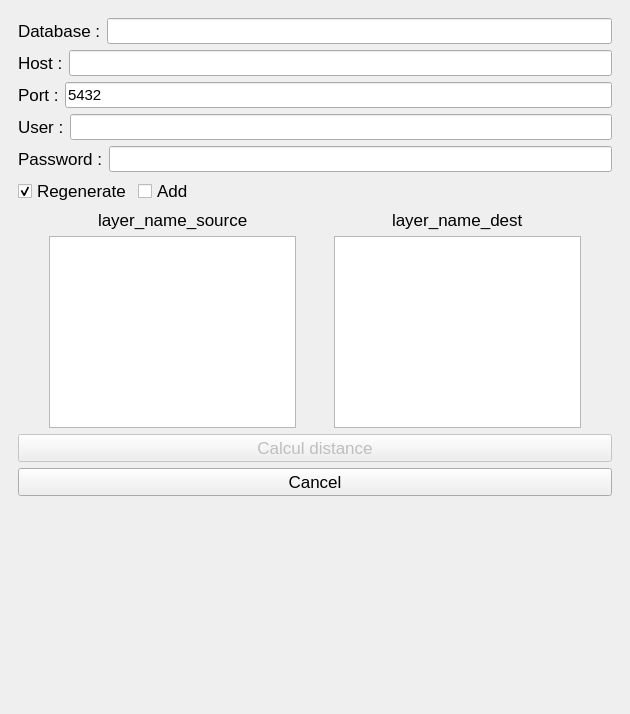
First picture: the form in diagwayprojection/DiagwayProjection_dockwidget_base.ui, repository StundFR/diagway, before the edit.
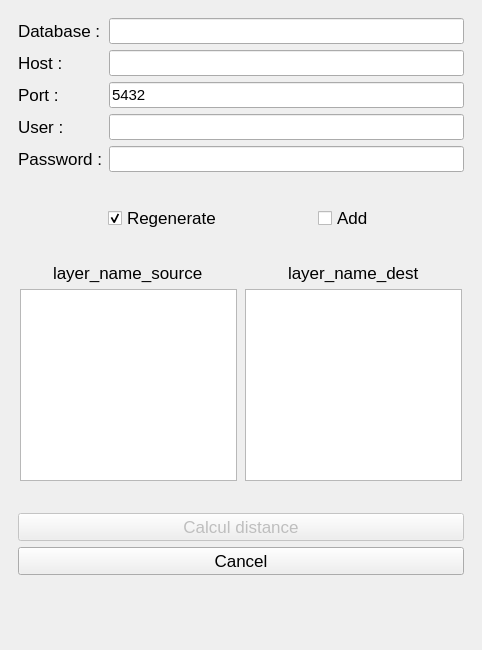
Second picture: the form after the edit. Custom widgets are drawn as their Qt base class.

Commit message: Modification du layout

Patch:
```diff
--- a/diagwayprojection/DiagwayProjection_dockwidget_base.ui
+++ b/diagwayprojection/DiagwayProjection_dockwidget_base.ui
@@ -6,8 +6,8 @@
    <rect>
     <x>0</x>
     <y>0</y>
-    <width>630</width>
-    <height>714</height>
+    <width>482</width>
+    <height>650</height>
    </rect>
   </property>
   <property name="windowTitle">
@@ -1337,9 +1337,197 @@
        <zorder>push_calcul_page3</zorder>
       </widget>
       <widget class="QWidget" name="page">
-       <layout class="QGridLayout" name="gridLayout_2">
-        <item row="5" column="0">
+       <layout class="QVBoxLayout" name="verticalLayout_11">
+        <item>
+         <layout class="QHBoxLayout" name="horizontalLayout_20">
+          <item>
+           <layout class="QVBoxLayout" name="verticalLayout_9">
+            <item>
+             <widget class="QLabel" name="label_database">
+              <property name="font">
+               <font>
+                <pointsize>13</pointsize>
+               </font>
+              </property>
+              <property name="text">
+               <string>Database :</string>
+              </property>
+             </widget>
+            </item>
+            <item>
+             <widget class="QLabel" name="label_host">
+              <property name="font">
+               <font>
+                <pointsize>13</pointsize>
+               </font>
+              </property>
+              <property name="text">
+               <string>Host :</string>
+              </property>
+             </widget>
+            </item>
+            <item>
+             <widget class="QLabel" name="label_port">
+              <property name="font">
+               <font>
+                <pointsize>13</pointsize>
+               </font>
+              </property>
+              <property name="text">
+               <string>Port :</string>
+              </property>
+             </widget>
+            </item>
+            <item>
+             <widget class="QLabel" name="label_user">
+              <property name="font">
+               <font>
+                <pointsize>13</pointsize>
+               </font>
+              </property>
+              <property name="text">
+               <string>User :</string>
+              </property>
+             </widget>
+            </item>
+            <item>
+             <widget class="QLabel" name="label_password">
+              <property name="font">
+               <font>
+                <pointsize>13</pointsize>
+               </font>
+              </property>
+              <property name="text">
+               <string>Password :</string>
+              </property>
+             </widget>
+            </item>
+           </layout>
+          </item>
+          <item>
+           <layout class="QVBoxLayout" name="verticalLayout_10">
+            <item>
+             <widget class="QLineEdit" name="lineEdit_database">
+              <property name="enabled">
+               <bool>true</bool>
+              </property>
+              <property name="font">
+               <font>
+                <pointsize>11</pointsize>
+               </font>
+              </property>
+              <property name="clearButtonEnabled">
+               <bool>false</bool>
+              </property>
+             </widget>
+            </item>
+            <item>
+             <widget class="QLineEdit" name="lineEdit_host">
+              <property name="enabled">
+               <bool>true</bool>
+              </property>
+              <property name="font">
+               <font>
+                <pointsize>11</pointsize>
+               </font>
+              </property>
+              <property name="clearButtonEnabled">
+               <bool>false</bool>
+              </property>
+             </widget>
+            </item>
+            <item>
+             <widget class="QLineEdit" name="lineEdit_port">
+              <property name="enabled">
+               <bool>true</bool>
+              </property>
+              <property name="font">
+               <font>
+                <pointsize>11</pointsize>
+               </font>
+              </property>
+              <property name="text">
+               <string>5432</string>
+              </property>
+              <property name="placeholderText">
+               <string/>
+              </property>
+              <property name="clearButtonEnabled">
+               <bool>false</bool>
+              </property>
+             </widget>
+            </item>
+            <item>
+             <widget class="QLineEdit" name="lineEdit_user">
+              <property name="enabled">
+               <bool>true</bool>
+              </property>
+              <property name="font">
+               <font>
+                <pointsize>11</pointsize>
+               </font>
+              </property>
+              <property name="clearButtonEnabled">
+               <bool>false</bool>
+              </property>
+             </widget>
+            </item>
+            <item>
+             <widget class="QLineEdit" name="lineEdit_password">
+              <property name="enabled">
+               <bool>true</bool>
+              </property>
+              <property name="font">
+               <font>
+                <pointsize>11</pointsize>
+               </font>
+              </property>
+              <property name="acceptDrops">
+               <bool>false</bool>
+              </property>
+              <property name="echoMode">
+               <enum>QLineEdit::Password</enum>
+              </property>
+              <property name="clearButtonEnabled">
+               <bool>false</bool>
+              </property>
+             </widget>
+            </item>
+           </layout>
+          </item>
+         </layout>
+        </item>
+        <item>
+         <spacer name="verticalSpacer_16">
+          <property name="orientation">
+           <enum>Qt::Vertical</enum>
+          </property>
+          <property name="sizeType">
+           <enum>QSizePolicy::Preferred</enum>
+          </property>
+          <property name="sizeHint" stdset="0">
+           <size>
+            <width>20</width>
+            <height>27</height>
+           </size>
+          </property>
+         </spacer>
+        </item>
+        <item>
          <layout class="QHBoxLayout" name="horizontalLayout_27">
+          <item>
+           <spacer name="horizontalSpacer_29">
+            <property name="orientation">
+             <enum>Qt::Horizontal</enum>
+            </property>
+            <property name="sizeHint" stdset="0">
+             <size>
+              <width>40</width>
+              <height>20</height>
+             </size>
+            </property>
+           </spacer>
+          </item>
           <item>
            <widget class="QCheckBox" name="checkBox_regenerate">
             <property name="font">
@@ -1355,6 +1543,19 @@
             </property>
            </widget>
           </item>
+          <item>
+           <spacer name="horizontalSpacer_30">
+            <property name="orientation">
+             <enum>Qt::Horizontal</enum>
+            </property>
+            <property name="sizeHint" stdset="0">
+             <size>
+              <width>40</width>
+              <height>20</height>
+             </size>
+            </property>
+           </spacer>
+          </item>
           <item>
            <widget class="QCheckBox" name="checkBox_add">
             <property name="font">
@@ -1385,152 +1586,23 @@
           </item>
          </layout>
         </item>
-        <item row="3" column="0">
-         <layout class="QHBoxLayout" name="horizontalLayout_22">
-          <item>
-           <widget class="QLabel" name="label_user">
-            <property name="font">
-             <font>
-              <pointsize>13</pointsize>
-             </font>
-            </property>
-            <property name="text">
-             <string>User :</string>
-            </property>
-           </widget>
-          </item>
-          <item>
-           <widget class="QLineEdit" name="lineEdit_user">
-            <property name="enabled">
-             <bool>true</bool>
-            </property>
-            <property name="font">
-             <font>
-              <pointsize>11</pointsize>
-             </font>
-            </property>
-            <property name="clearButtonEnabled">
-             <bool>false</bool>
-            </property>
-           </widget>
-          </item>
-         </layout>
-        </item>
-        <item row="1" column="0">
-         <layout class="QHBoxLayout" name="horizontalLayout_21">
-          <item>
-           <widget class="QLabel" name="label_host">
-            <property name="font">
-             <font>
-              <pointsize>13</pointsize>
-             </font>
-            </property>
-            <property name="text">
-             <string>Host :</string>
-            </property>
-           </widget>
-          </item>
-          <item>
-           <widget class="QLineEdit" name="lineEdit_host">
-            <property name="enabled">
-             <bool>true</bool>
-            </property>
-            <property name="font">
-             <font>
-              <pointsize>11</pointsize>
-             </font>
-            </property>
-            <property name="clearButtonEnabled">
-             <bool>false</bool>
-            </property>
-           </widget>
-          </item>
-         </layout>
-        </item>
-        <item row="4" column="0">
-         <layout class="QHBoxLayout" name="horizontalLayout_23">
-          <item>
-           <widget class="QLabel" name="label_password">
-            <property name="font">
-             <font>
-              <pointsize>13</pointsize>
-             </font>
-            </property>
-            <property name="text">
-             <string>Password :</string>
-            </property>
-           </widget>
-          </item>
-          <item>
-           <widget class="QLineEdit" name="lineEdit_password">
-            <property name="enabled">
-             <bool>true</bool>
-            </property>
-            <property name="font">
-             <font>
-              <pointsize>11</pointsize>
-             </font>
-            </property>
-            <property name="acceptDrops">
-             <bool>false</bool>
-            </property>
-            <property name="echoMode">
-             <enum>QLineEdit::Password</enum>
-            </property>
-            <property name="clearButtonEnabled">
-             <bool>false</bool>
-            </property>
-           </widget>
-          </item>
-         </layout>
-        </item>
-        <item row="0" column="0">
-         <layout class="QHBoxLayout" name="horizontalLayout_20">
-          <item>
-           <widget class="QLabel" name="label_database">
-            <property name="font">
-             <font>
-              <pointsize>13</pointsize>
-             </font>
-            </property>
-            <property name="text">
-             <string>Database :</string>
-            </property>
-           </widget>
-          </item>
-          <item>
-           <widget class="QLineEdit" name="lineEdit_database">
-            <property name="enabled">
-             <bool>true</bool>
-            </property>
-            <property name="font">
-             <font>
-              <pointsize>11</pointsize>
-             </font>
-            </property>
-            <property name="clearButtonEnabled">
-             <bool>false</bool>
-            </property>
-           </widget>
-          </item>
-         </layout>
-        </item>
-        <item row="7" column="0">
-         <widget class="QPushButton" name="push_calcul_page4">
-          <property name="enabled">
-           <bool>false</bool>
+        <item>
+         <spacer name="verticalSpacer_17">
+          <property name="orientation">
+           <enum>Qt::Vertical</enum>
           </property>
-          <property name="font">
-           <font>
-            <pointsize>13</pointsize>
-           </font>
+          <property name="sizeType">
+           <enum>QSizePolicy::Preferred</enum>
           </property>
-          <property name="text">
-           <string>Calcul distance</string>
+          <property name="sizeHint" stdset="0">
+           <size>
+            <width>20</width>
+            <height>26</height>
+           </size>
           </property>
-         </widget>
+         </spacer>
         </item>
-        <item row="6" column="0">
+        <item>
          <layout class="QHBoxLayout" name="horizontalLayout_26">
           <item>
            <spacer name="horizontalSpacer_27">
@@ -1787,20 +1859,38 @@
           </item>
          </layout>
         </item>
-        <item row="9" column="0">
-         <spacer name="verticalSpacer_15">
+        <item>
+         <spacer name="verticalSpacer_18">
           <property name="orientation">
            <enum>Qt::Vertical</enum>
           </property>
+          <property name="sizeType">
+           <enum>QSizePolicy::Preferred</enum>
+          </property>
           <property name="sizeHint" stdset="0">
            <size>
             <width>20</width>
-            <height>40</height>
+            <height>26</height>
            </size>
           </property>
          </spacer>
         </item>
-        <item row="8" column="0">
+        <item>
+         <widget class="QPushButton" name="push_calcul_page4">
+          <property name="enabled">
+           <bool>false</bool>
+          </property>
+          <property name="font">
+           <font>
+            <pointsize>13</pointsize>
+           </font>
+          </property>
+          <property name="text">
+           <string>Calcul distance</string>
+          </property>
+         </widget>
+        </item>
+        <item>
          <widget class="QPushButton" name="push_cancel_page4">
           <property name="font">
            <font>
@@ -1812,42 +1902,18 @@
           </property>
          </widget>
         </item>
-        <item row="2" column="0">
-         <layout class="QHBoxLayout" name="horizontalLayout_28">
-          <item>
-           <widget class="QLabel" name="label_port">
-            <property name="font">
-             <font>
-              <pointsize>13</pointsize>
-             </font>
-            </property>
-            <property name="text">
-             <string>Port :</string>
-            </property>
-           </widget>
-          </item>
-          <item>
-           <widget class="QLineEdit" name="lineEdit_port">
-            <property name="enabled">
-             <bool>true</bool>
-            </property>
-            <property name="font">
-             <font>
-              <pointsize>11</pointsize>
-             </font>
-            </property>
-            <property name="text">
-             <string>5432</string>
-            </property>
-            <property name="placeholderText">
-             <string/>
-            </property>
-            <property name="clearButtonEnabled">
-             <bool>false</bool>
-            </property>
-           </widget>
-          </item>
-         </layout>
+        <item>
+         <spacer name="verticalSpacer_15">
+          <property name="orientation">
+           <enum>Qt::Vertical</enum>
+          </property>
+          <property name="sizeHint" stdset="0">
+           <size>
+            <width>20</width>
+            <height>40</height>
+           </size>
+          </property>
+         </spacer>
         </item>
        </layout>
       </widget>
```
